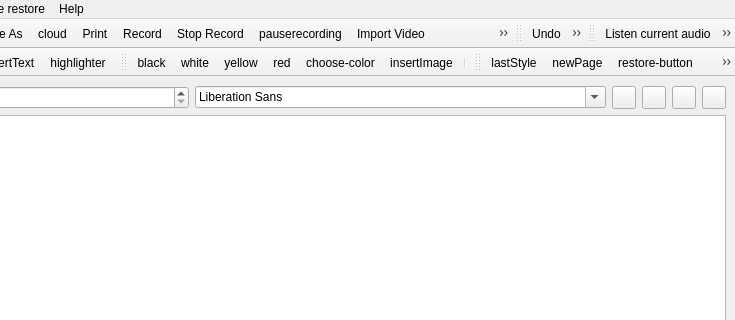
Old version of the form src/mainwindow.ui in the repository giacomogroppi/writernote-qt; both pictures show x 232 to 967 and y 0 to 320 of the 967 by 664 pixel window.
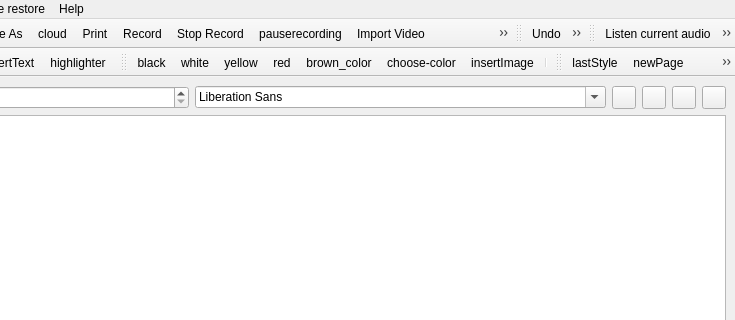
New version of the form. Icons and pictures are not drawn.

The edit to the form file:
```diff
--- a/src/mainwindow.ui
+++ b/src/mainwindow.ui
@@ -469,6 +469,7 @@
    <addaction name="actionwhite"/>
    <addaction name="actionyellow"/>
    <addaction name="actionred"/>
+   <addaction name="actionbrown_color"/>
    <addaction name="actionchoose_color"/>
    <addaction name="actioninsertImage"/>
    <addaction name="separator"/>
@@ -979,6 +980,15 @@
     <string>Copybook</string>
    </property>
   </action>
+  <action name="actionbrown_color">
+   <property name="icon">
+    <iconset resource="../writernote.qrc">
+     <normaloff>:/image/images/brown-icon.png</normaloff>:/image/images/brown-icon.png</iconset>
+   </property>
+   <property name="text">
+    <string>brown_color</string>
+   </property>
+  </action>
  </widget>
  <resources>
   <include location="../writernote.qrc"/>
```
